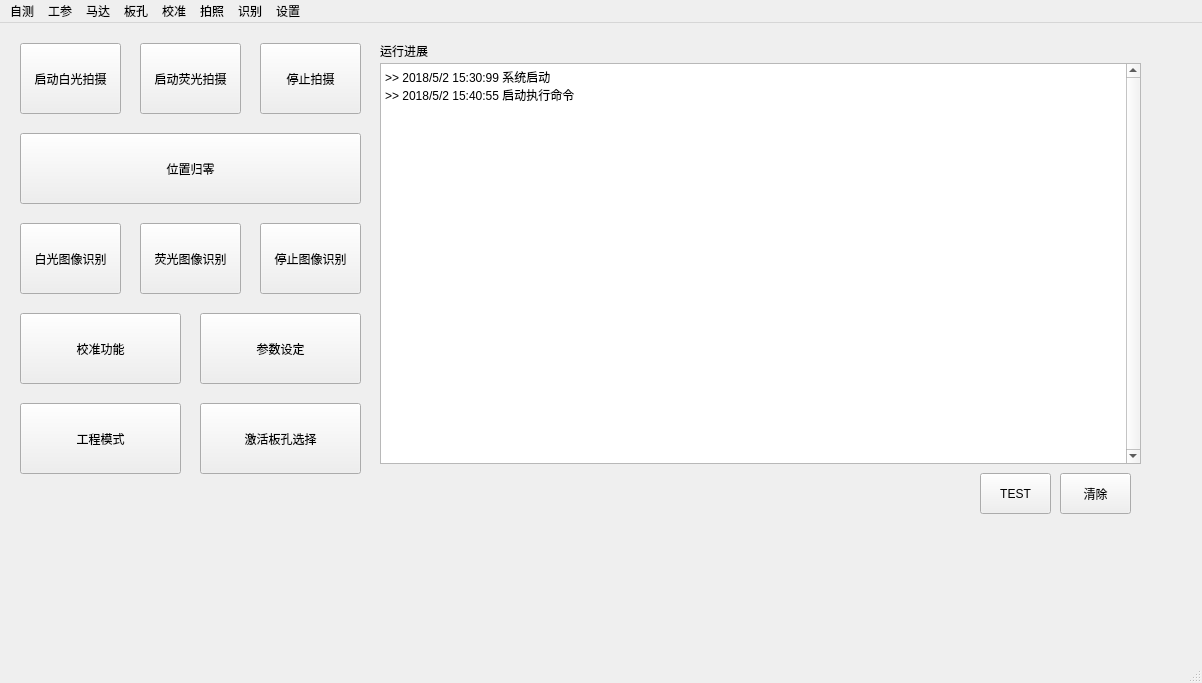
The window that cebs/form_qt/cebsMainForm.ui (Baxianxiahai/med) describes before a commit, drawn with Qt 5.
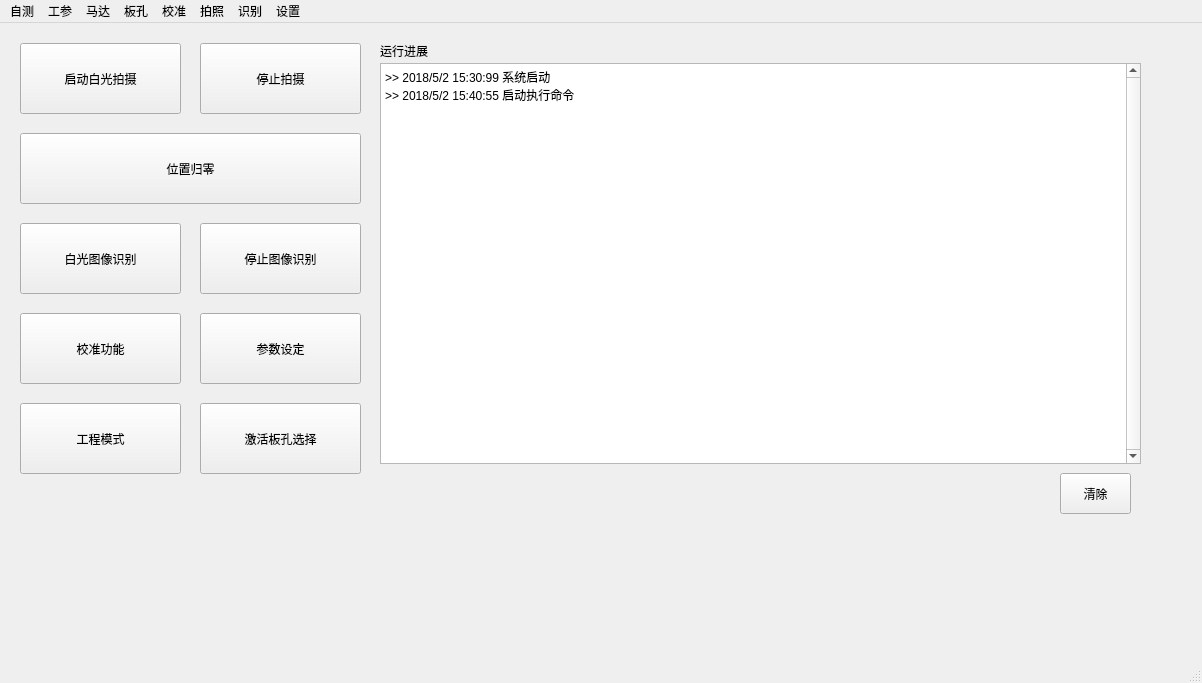
The same window after the commit.

```diff
--- a/cebs/form_qt/cebsMainForm.ui
+++ b/cebs/form_qt/cebsMainForm.ui
@@ -76,7 +76,7 @@
      <rect>
       <x>20</x>
       <y>20</y>
-      <width>101</width>
+      <width>161</width>
       <height>71</height>
      </rect>
     </property>
@@ -100,9 +100,9 @@
    <widget class="QPushButton" name="pushButton_ctrl_stop">
     <property name="geometry">
      <rect>
-      <x>260</x>
+      <x>200</x>
       <y>20</y>
-      <width>101</width>
+      <width>161</width>
       <height>71</height>
      </rect>
     </property>
@@ -110,22 +110,6 @@
      <string>停止拍摄</string>
     </property>
    </widget>
-   <widget class="QPushButton" name="pushButton_runpg_test">
-    <property name="enabled">
-     <bool>true</bool>
-    </property>
-    <property name="geometry">
-     <rect>
-      <x>980</x>
-      <y>450</y>
-      <width>71</width>
-      <height>41</height>
-     </rect>
-    </property>
-    <property name="text">
-     <string>TEST</string>
-    </property>
-   </widget>
    <widget class="QPushButton" name="pushButton_runpg_clear">
     <property name="geometry">
      <rect>
@@ -170,7 +154,7 @@
      <rect>
       <x>20</x>
       <y>200</y>
-      <width>101</width>
+      <width>161</width>
       <height>71</height>
      </rect>
     </property>
@@ -181,9 +165,9 @@
    <widget class="QPushButton" name="pushButton_ctrl_vclas_stop">
     <property name="geometry">
      <rect>
-      <x>260</x>
+      <x>200</x>
       <y>200</y>
-      <width>101</width>
+      <width>161</width>
       <height>71</height>
      </rect>
     </property>
@@ -204,32 +188,6 @@
      <string>参数设定</string>
     </property>
    </widget>
-   <widget class="QPushButton" name="pushButton_ctrl_start_flu">
-    <property name="geometry">
-     <rect>
-      <x>140</x>
-      <y>20</y>
-      <width>101</width>
-      <height>71</height>
-     </rect>
-    </property>
-    <property name="text">
-     <string>启动荧光拍摄</string>
-    </property>
-   </widget>
-   <widget class="QPushButton" name="pushButton_ctrl_vclas_start_flu">
-    <property name="geometry">
-     <rect>
-      <x>140</x>
-      <y>200</y>
-      <width>101</width>
-      <height>71</height>
-     </rect>
-    </property>
-    <property name="text">
-     <string>荧光图像识别</string>
-    </property>
-   </widget>
    <widget class="QPushButton" name="pushButton_meng_sel">
     <property name="geometry">
      <rect>
```
Left out of the diff: 68 changed lines with no effect on the pictures.
